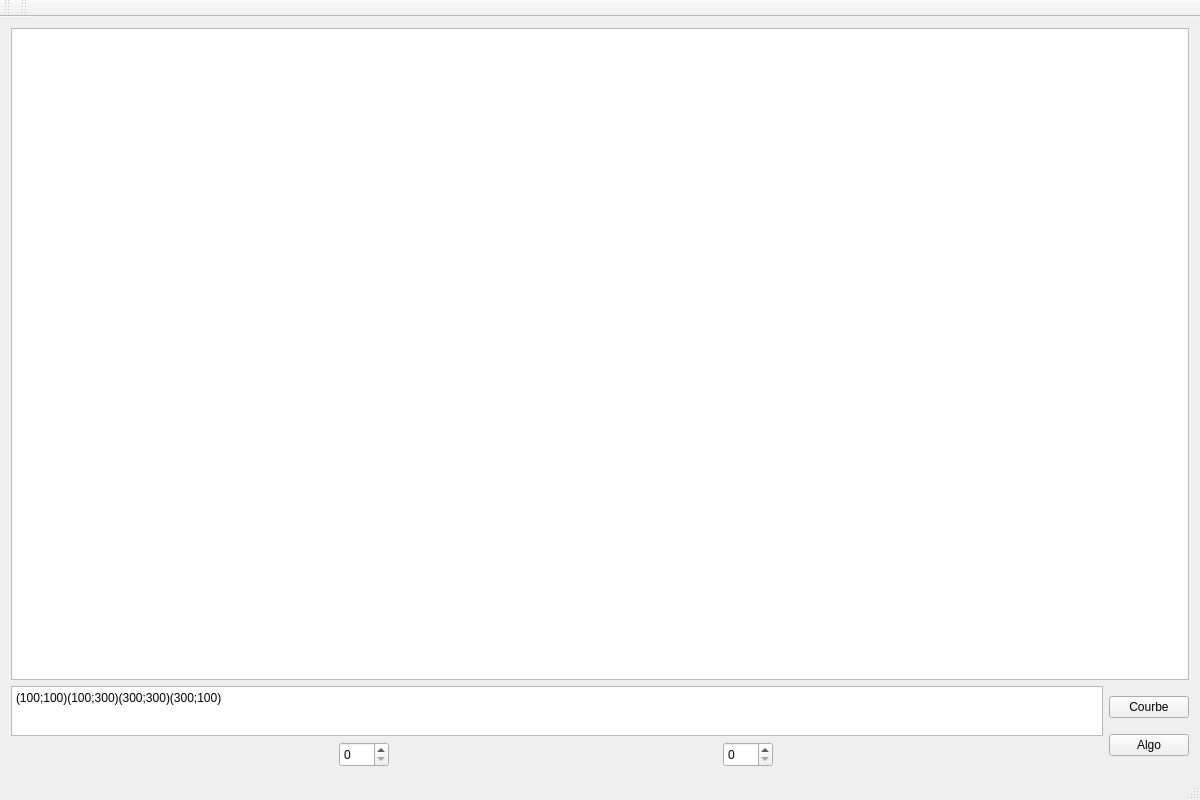
The window that Geo Num/Tp6_GeoNum/mainwindow.ui (Mric26/M1-S8) describes before a commit, drawn with Qt 5.
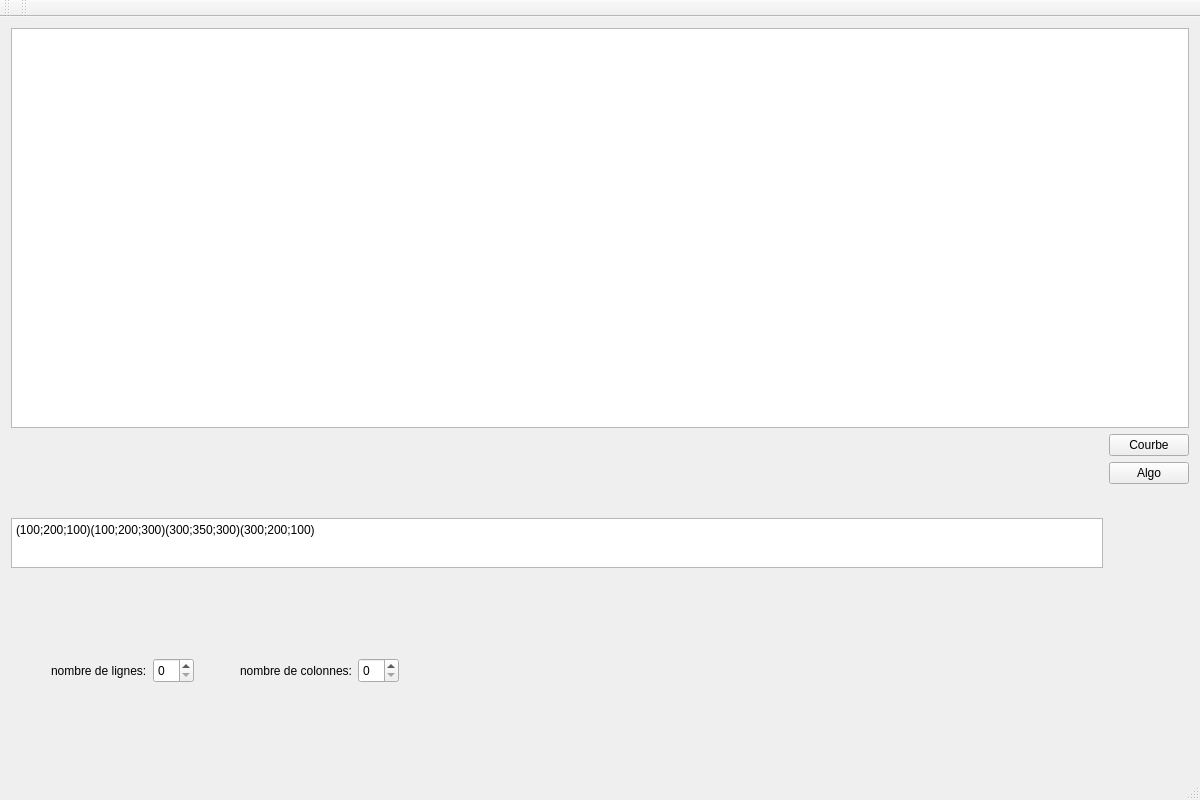
The same window after the commit.

Diff of the .ui file:
```diff
--- a/Geo Num/Tp6_GeoNum/mainwindow.ui
+++ b/Geo Num/Tp6_GeoNum/mainwindow.ui
@@ -28,8 +28,89 @@
     <item>
      <layout class="QHBoxLayout" name="horizontalLayout">
       <item>
-       <layout class="QVBoxLayout" name="verticalLayout">
-        <item>
+       <layout class="QFormLayout" name="formLayout">
+        <item row="1" column="0">
+         <layout class="QHBoxLayout" name="horizontalLayout_2">
+          <item>
+           <layout class="QHBoxLayout" name="horizontalLayout_3">
+            <item>
+             <spacer name="horizontalSpacer_3">
+              <property name="orientation">
+               <enum>Qt::Horizontal</enum>
+              </property>
+              <property name="sizeHint" stdset="0">
+               <size>
+                <width>40</width>
+                <height>20</height>
+               </size>
+              </property>
+             </spacer>
+            </item>
+            <item>
+             <widget class="QLabel" name="label">
+              <property name="text">
+               <string>nombre de lignes:</string>
+              </property>
+             </widget>
+            </item>
+            <item>
+             <widget class="QSpinBox" name="lignes">
+              <property name="maximumSize">
+               <size>
+                <width>50</width>
+                <height>25</height>
+               </size>
+              </property>
+             </widget>
+            </item>
+            <item>
+             <spacer name="horizontalSpacer">
+              <property name="orientation">
+               <enum>Qt::Horizontal</enum>
+              </property>
+              <property name="sizeHint" stdset="0">
+               <size>
+                <width>40</width>
+                <height>20</height>
+               </size>
+              </property>
+             </spacer>
+            </item>
+            <item>
+             <widget class="QLabel" name="label_2">
+              <property name="text">
+               <string>nombre de colonnes:</string>
+              </property>
+             </widget>
+            </item>
+            <item>
+             <widget class="QSpinBox" name="colonnes">
+              <property name="maximumSize">
+               <size>
+                <width>50</width>
+                <height>25</height>
+               </size>
+              </property>
+             </widget>
+            </item>
+            <item>
+             <spacer name="horizontalSpacer_2">
+              <property name="orientation">
+               <enum>Qt::Horizontal</enum>
+              </property>
+              <property name="sizeHint" stdset="0">
+               <size>
+                <width>40</width>
+                <height>20</height>
+               </size>
+              </property>
+             </spacer>
+            </item>
+           </layout>
+          </item>
+         </layout>
+        </item>
+        <item row="0" column="0" colspan="2">
          <widget class="QPlainTextEdit" name="zonePoints">
           <property name="maximumSize">
            <size>
@@ -38,46 +119,25 @@
            </size>
           </property>
           <property name="plainText">
-           <string>(100;100)(100;300)(300;300)(300;100)</string>
+           <string>(100;200;100)(100;200;300)(300;350;300)(300;200;100)</string>
           </property>
          </widget>
         </item>
-        <item>
-         <layout class="QHBoxLayout" name="horizontalLayout_2">
-          <item>
-           <widget class="QSpinBox" name="spinBox">
-            <property name="maximumSize">
-             <size>
-              <width>50</width>
-              <height>25</height>
-             </size>
-            </property>
-           </widget>
-          </item>
-          <item>
-           <widget class="QSpinBox" name="largeur">
-            <property name="maximumSize">
-             <size>
-              <width>50</width>
-              <height>25</height>
-             </size>
-            </property>
-           </widget>
-          </item>
-         </layout>
-        </item>
        </layout>
       </item>
       <item>
-       <layout class="QVBoxLayout" name="zoneBoutons">
-        <item>
+       <layout class="QFormLayout" name="formLayout_2">
+        <property name="fieldGrowthPolicy">
+         <enum>QFormLayout::AllNonFixedFieldsGrow</enum>
+        </property>
+        <item row="0" column="0">
          <widget class="QPushButton" name="Courbe">
           <property name="text">
            <string>Courbe</string>
           </property>
          </widget>
         </item>
-        <item>
+        <item row="1" column="0">
          <widget class="QPushButton" name="Algo">
           <property name="text">
            <string>Algo</string>
```
Left out of the diff: 3 changed lines with no effect on the pictures.
